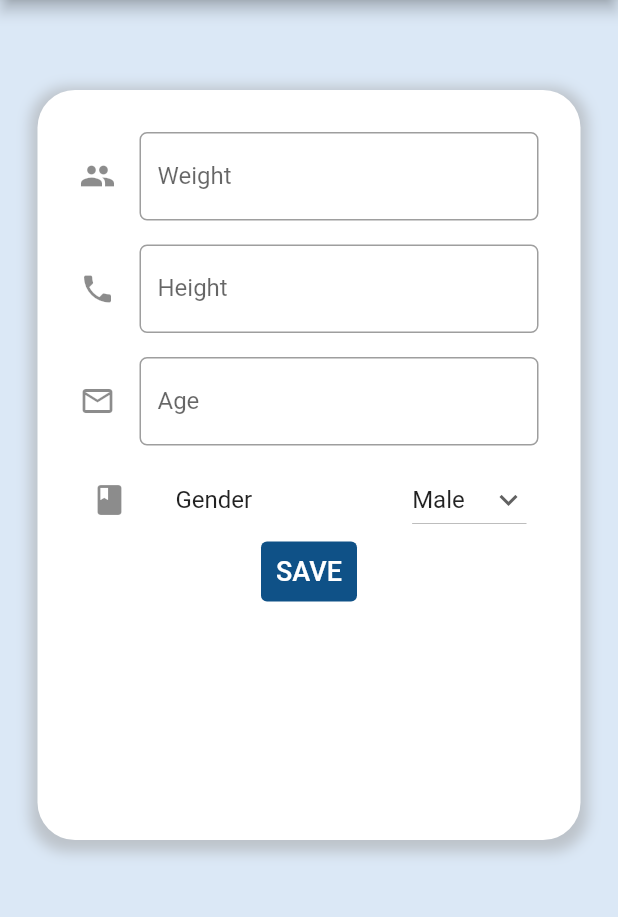
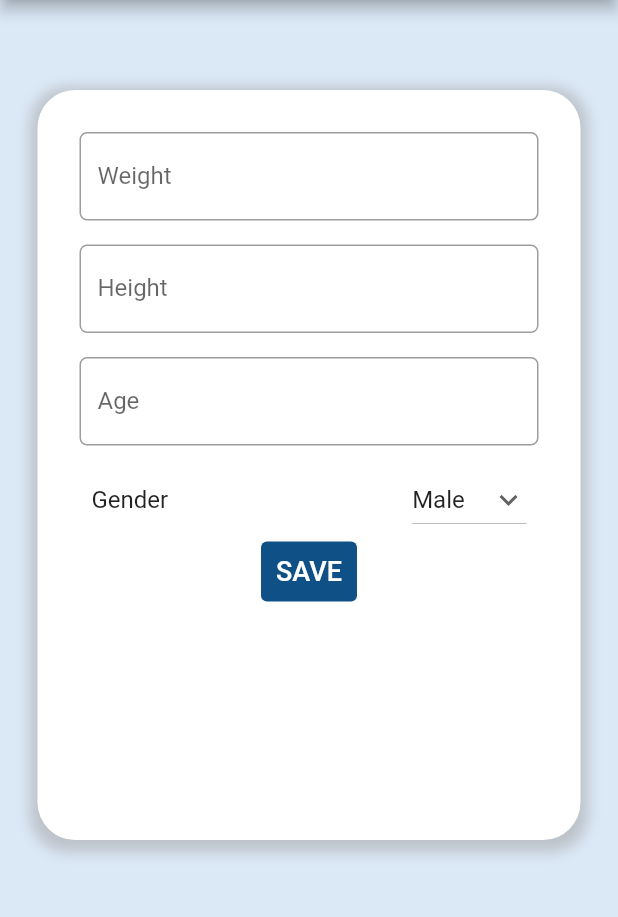
Before and after one commit to afiqilyasakmal/nutri-robo-mobile, a Flutter app: the DetailMyTargetPage screen opened directly, after a tap on "Update Target Health", on a phone screen of 412 x 824 dp, the part 84-1001 px from its top. Run offline on Flutter 3.47's test engine with Material 2 defaults, Android fonts, the phone set to English and light mode, and no system bars; our stand-ins replace carousel_slider, flutter_html; missing offline and left inert: dart:html, pbp_django_auth; network calls fail.

Commit message:
target-health done

```diff
--- a/lib/target_health/page/coru_profile.dart
+++ b/lib/target_health/page/coru_profile.dart
@@ -318,7 +318,7 @@ class _CoruProfilePageState extends State<CoruProfilePage> {
                               ),
                             ),
                             ListTile(
-                              leading: const Icon(Icons.class_),
+                              leading: const Icon(Icons.people_alt_outlined),
                               title: const Text(
                                 'Role',
                               ),
--- a/lib/target_health/page/coru_target.dart
+++ b/lib/target_health/page/coru_target.dart
@@ -85,8 +85,7 @@ class _CoruTargetPageState extends State<CoruTargetPage> {
                                 decoration: InputDecoration(
                                   hintText: "Example: 55",
                                   labelText: "Weight",
-                                  // Menambahkan icon agar lebih intuitif
-                                  icon: const Icon(Icons.people),
+
                                   // Menambahkan circular border agar lebih rapi
                                   border: OutlineInputBorder(
                                     borderRadius: BorderRadius.circular(5.0),
@@ -126,8 +125,7 @@ class _CoruTargetPageState extends State<CoruTargetPage> {
                                 decoration: InputDecoration(
                                   hintText: "Example: 170",
                                   labelText: "Height",
-                                  // Menambahkan icon agar lebih intuitif
-                                  icon: const Icon(Icons.local_phone),
+
                                   // Menambahkan circular border agar lebih rapi
                                   border: OutlineInputBorder(
                                     borderRadius: BorderRadius.circular(5.0),
@@ -167,8 +165,7 @@ class _CoruTargetPageState extends State<CoruTargetPage> {
                                 decoration: InputDecoration(
                                   hintText: "Example: 20",
                                   labelText: "Age",
-                                  // Menambahkan icon agar lebih intuitif
-                                  icon: const Icon(Icons.email_outlined),
+
                                   // Menambahkan circular border agar lebih rapi
                                   border: OutlineInputBorder(
                                     borderRadius: BorderRadius.circular(5.0),
@@ -196,7 +193,6 @@ class _CoruTargetPageState extends State<CoruTargetPage> {
                               ),
                             ),
                             ListTile(
-                              leading: const Icon(Icons.class_),
                               title: const Text(
                                 'Gender',
                               ),
@@ -234,8 +230,6 @@ class _CoruTargetPageState extends State<CoruTargetPage> {
                                     final response = await request.post(
                                         "https://nutrirobo.up.railway.app/target_profile/flutter/update/target/",
                                         {
-                                          // "name": name,
-                                          // "phone": phone,
                                           "weight": weight,
                                           "height": height,
                                           "gender": gender,
--- a/lib/target_health/page/detail_target.dart
+++ b/lib/target_health/page/detail_target.dart
@@ -8,28 +8,10 @@ import 'package:provider/provider.dart';
 
 class DetailMyTargetPage extends StatefulWidget {
   final String username;
-  //final String weight;
-  //final String height;
-  //final String age;
-  //final String gender;
-  //final String calories;
-  //final String water;
-  //final String exercise;
-  //final String sleep;
-  //final String role;
 
   DetailMyTargetPage({
     super.key,
     required this.username,
-    // required this.weight,
-    // required this.height,
-    // required this.age,
-    // this.gender,
-    // this.calories,
-    // this.water,
-    // this.exercise,
-    // this.sleep,
-    // this.role
   });
 
   @override
@@ -53,7 +35,6 @@ class _DetailMyTargetState extends State<DetailMyTargetPage> {
 
   Future<List<PhysicalInfo>> fetchTarget(String username) async {
     var url = Uri.parse(
-        //'https://nutrirobo.up.railway.app/target_profile/accounts/detail/target/json/');
         'https://nutrirobo.up.railway.app/target_profile/flutter/target/$username');
     var response = await http.get(
       url,
@@ -98,24 +79,8 @@ class _DetailMyTargetState extends State<DetailMyTargetPage> {
         backgroundColor: Colors.white,
       ),
       body: FutureBuilder(
-          future: fetchTarget(username), //futureProfile,
+          future: fetchTarget(username),
           builder: (context, AsyncSnapshot snapshot) {
-            // switch (snapshot.connectionState) {
-            //   case ConnectionState.waiting:
-            //     return Center(
-            //       child: CircularProgressIndicator(),
-            //     );
-            //   default:
-            //     if (snapshot.hasError) {
-            //       return Text('Error: ${snapshot.error}');
-            //     } else {
-            //                   return targetView();
-            //                 }
-            //             }
-            //           }));
-            // }
-
-            // Widget targetView() {
             if (snapshot.data == null) {
               return const Padding(
                 padding: EdgeInsets.symmetric(vertical: 30.0),
@@ -158,11 +123,6 @@ class _DetailMyTargetState extends State<DetailMyTargetPage> {
                               fontSize: 20,
                             ),
                           ),
-                          // if (snapshot.data!.fields.role == "2") Text("   "),
-                          // Icon(
-                          //   Icons.verified_outlined,
-                          //   color: Colors.blue[800],
-                          // )
                         ])),
                       ])),
                   const SizedBox(height: 20),
@@ -342,27 +302,6 @@ class _DetailMyTargetState extends State<DetailMyTargetPage> {
                                 width: 1.0, color: Colors.indigo.shade600)),
                       )),
                   const SizedBox(height: 16),
-                  // Container(
-                  //     margin: const EdgeInsets.only(left: 35),
-                  //     child: ElevatedButton(
-                  //       // style: ElevatedButton.styleFrom(
-                  //       //   primary: Colors.blue,
-                  //       //   minimumSize: const Size.fromHeight(40),
-                  //       // ),
-                  //       onPressed: () {
-                  //         Navigator.push(
-                  //             context,
-                  //             MaterialPageRoute(
-                  //                 builder: (context) => CoruTargetPage())
-                  //             //Profile(
-                  //             //     name: '${snapshot.data!.fields.name}',
-                  //             //     email:
-                  //             //         '${snapshot.data!.fields.email}'))
-                  //             );
-                  //         //Navigator.pop(context);
-                  //       },
-                  //       child: const Text('EDIT'),
-                  //     ))
                 ]);
               }
             }
@@ -373,7 +312,7 @@ class _DetailMyTargetState extends State<DetailMyTargetPage> {
               MaterialPageRoute(builder: (context) => const CoruTargetPage()));
         },
         label: const Text('Update Target Health'),
-        icon: const Icon(Icons.add),
+        icon: const Icon(Icons.health_and_safety_outlined),
         backgroundColor: Colors.blue,
         foregroundColor: Colors.white,
       ),
```
Also changed, not shown: lib/target_health/page/detail_profile.dart (+2 -56 lines), lib/target_health/page/main_target.dart (+12 -12 lines).
